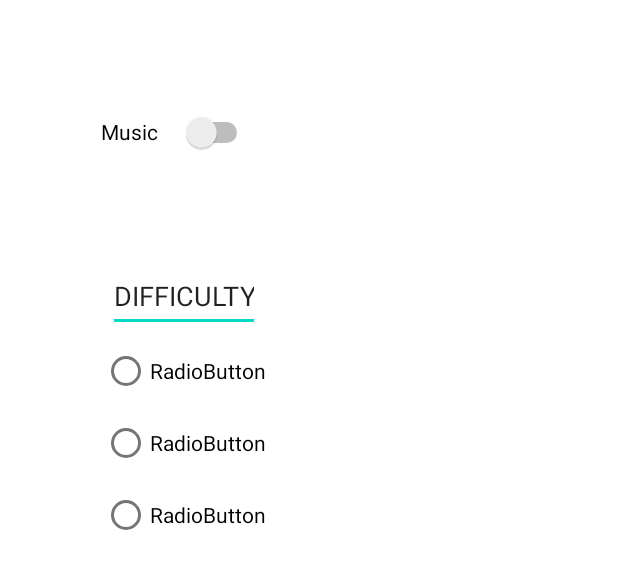
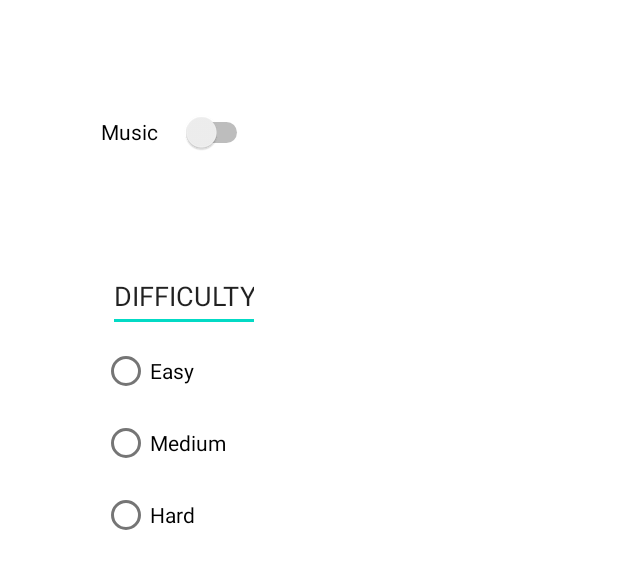
Before and after one commit to clutzyninja/DFA_game, an Android app: the layout settings.xml on its own in the app's theme, with its tools: preview values and no code run, on a phone screen of 412 x 824 dp. Shown: the top 569 px of the screen. Run offline under Robolectric (Android 15) with nearby library versions, the phone set to English and light mode, and no system bars.

Commit message:
Updated Difficulty Buttons

```diff
--- a/app/src/main/res/layout/settings.xml
+++ b/app/src/main/res/layout/settings.xml
@@ -24,23 +24,23 @@
         android:layout_marginTop="223dp">
 
         <RadioButton
-            android:id="@+id/radioButton"
+            android:id="@+id/Easy"
             android:layout_width="match_parent"
             android:layout_height="wrap_content"
-            android:text="RadioButton" />
+            android:text="Easy" />
 
         <RadioButton
-            android:id="@+id/radioButton2"
+            android:id="@+id/Medium"
             android:layout_width="match_parent"
             android:layout_height="wrap_content"
             android:layout_centerVertical="true"
-            android:text="RadioButton" />
+            android:text="Medium" />
 
         <RadioButton
-            android:id="@+id/radioButton3"
+            android:id="@+id/Hard"
             android:layout_width="match_parent"
             android:layout_height="wrap_content"
-            android:text="RadioButton" />
+            android:text="Hard" />
     </RadioGroup>
 
     <EditText
```
